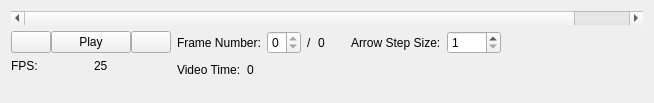
Above: src/WhiskerToolbox/TimeScrollBar/TimeScrollBar.ui from paulmthompson/WhiskerToolbox before the change. Below: the same form after it.
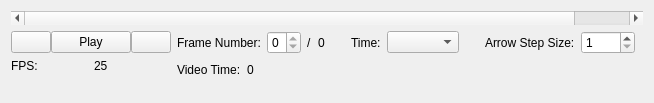
That is the form after the change. Icons and pictures are not drawn.

Commit message: media widget updates again. Does not depend on time scroll bar

```diff
--- a/src/WhiskerToolbox/TimeScrollBar/TimeScrollBar.ui
+++ b/src/WhiskerToolbox/TimeScrollBar/TimeScrollBar.ui
@@ -178,6 +178,39 @@
            </property>
           </spacer>
          </item>
+         <item>
+          <widget class="QLabel" name="label_timekey">
+           <property name="text">
+            <string>Time:</string>
+           </property>
+          </widget>
+         </item>
+         <item>
+          <widget class="QComboBox" name="timekey_combobox">
+           <property name="focusPolicy">
+            <enum>Qt::FocusPolicy::StrongFocus</enum>
+           </property>
+           <property name="toolTip">
+            <string>Select which TimeFrame to control</string>
+           </property>
+          </widget>
+         </item>
+         <item>
+          <spacer name="horizontalSpacer_5">
+           <property name="orientation">
+            <enum>Qt::Orientation::Horizontal</enum>
+           </property>
+           <property name="sizeType">
+            <enum>QSizePolicy::Policy::Fixed</enum>
+           </property>
+           <property name="sizeHint" stdset="0">
+            <size>
+             <width>20</width>
+             <height>20</height>
+            </size>
+           </property>
+          </spacer>
+         </item>
          <item>
           <widget class="QLabel" name="label_5">
            <property name="text">
```
The commit also changes 16 other files.
